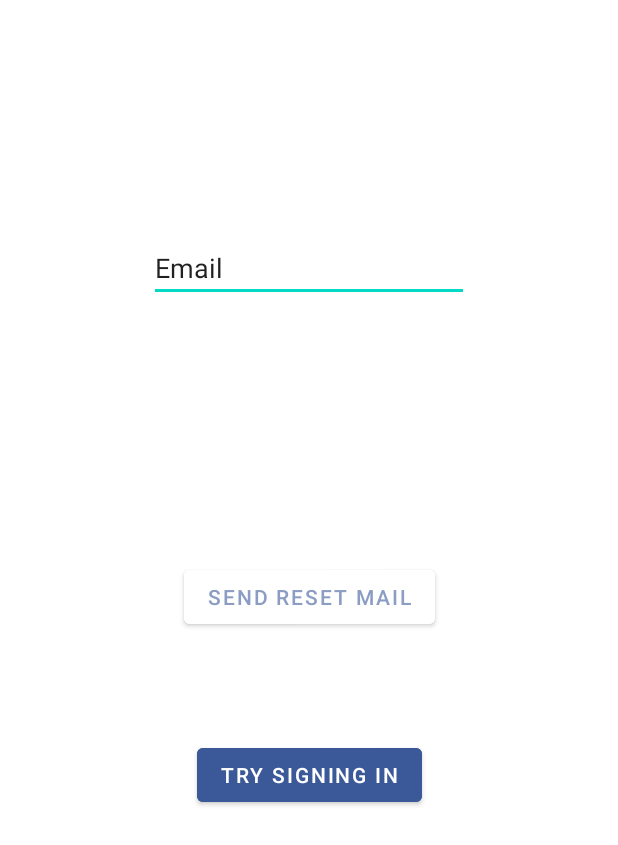
After one commit to adiupd123/FingerTrip, an Android app: the PasswordResetActivity screen opened directly, with no data from a screen before it, on a phone screen of 412 x 824 dp. The commit adds this screen. Shown: the top 845 px of the screen. Run offline under Robolectric (Android 15) with nearby library versions, the phone set to English and light mode, and no system bars; our stand-ins replace Firebase (no records; nobody signed in at launch, a user with empty details on screens opened directly).

Commit message:
Add Password Reset feature

```diff
--- a/app/src/main/AndroidManifest.xml
+++ b/app/src/main/AndroidManifest.xml
@@ -13,6 +13,9 @@
         android:supportsRtl="true"
         android:theme="@style/Theme.FingerTrip"
         tools:targetApi="31">
+        <activity
+            android:name=".PasswordResetActivity"
+            android:exported="false" />
         <activity
             android:name=".UserProfileActivity"
             android:exported="false" />
--- /dev/null
+++ b/app/src/main/java/com/adiupd123/fingertrip/PasswordResetActivity.java
@@ -0,0 +1,62 @@
+package com.adiupd123.fingertrip;
+
+import androidx.annotation.NonNull;
+import androidx.appcompat.app.AppCompatActivity;
+
+import android.content.Intent;
+import android.os.Bundle;
+import android.view.View;
+import android.widget.Button;
+import android.widget.EditText;
+import android.widget.Toast;
+
+import com.google.android.gms.tasks.OnCompleteListener;
+import com.google.android.gms.tasks.Task;
+import com.google.firebase.auth.FirebaseAuth;
+
+public class PasswordResetActivity extends AppCompatActivity implements View.OnClickListener {
+
+    private FirebaseAuth mAuth;
+
+    private EditText pwdResetEmailEditText;
+    private Button pwdResetButton, pwdResetSignInButton;
+
+    @Override
+    protected void onCreate(Bundle savedInstanceState) {
+        super.onCreate(savedInstanceState);
+        setContentView(R.layout.activity_password_reset);
+
+        mAuth = FirebaseAuth.getInstance();
+
+        pwdResetEmailEditText = findViewById(R.id.pwdResetEmail_editText);
+        pwdResetButton = findViewById(R.id.pwdReset_button);
+        pwdResetSignInButton = findViewById(R.id.pwdResetSignIn_button);
+
+        pwdResetButton.setOnClickListener(this);
+        pwdResetSignInButton.setOnClickListener(this);
+    }
+
+    @Override
+    public void onClick(View view) {
+        switch (view.getId()){
+            case R.id.pwdReset_button:
+                String email = pwdResetEmailEditText.getText().toString().trim();
+                mAuth.sendPasswordResetEmail(email)
+                        .addOnCompleteListener(new OnCompleteListener<Void>() {
+                            @Override
+                            public void onComplete(@NonNull Task<Void> task) {
+                                if(task.isSuccessful()){
+                                    Toast.makeText(PasswordResetActivity.this, "Password reset email has been sent.", Toast.LENGTH_SHORT).show();
+                                }
+                                else{
+                                    Toast.makeText(PasswordResetActivity.this, task.getException().getMessage(), Toast.LENGTH_SHORT).show();
+                                }
+                            }
+                        });
+                break;
+            case R.id.pwdResetSignIn_button:
+                startActivity(new Intent(PasswordResetActivity.this, MainActivity.class));
+                break;
+        }
+    }
+}
--- /dev/null
+++ b/app/src/main/res/layout/activity_password_reset.xml
@@ -0,0 +1,46 @@
+<?xml version="1.0" encoding="utf-8"?>
+<androidx.constraintlayout.widget.ConstraintLayout xmlns:android="http://schemas.android.com/apk/res/android"
+    xmlns:app="http://schemas.android.com/apk/res-auto"
+    xmlns:tools="http://schemas.android.com/tools"
+    android:layout_width="match_parent"
+    android:layout_height="match_parent"
+    tools:context=".PasswordResetActivity">
+
+    <EditText
+        android:id="@+id/pwdResetEmail_editText"
+        android:layout_width="wrap_content"
+        android:layout_height="wrap_content"
+        android:ems="10"
+        android:inputType="textEmailAddress"
+        android:text="Email"
+        app:layout_constraintVertical_bias="0.2"
+        app:layout_constraintBottom_toBottomOf="parent"
+        app:layout_constraintEnd_toEndOf="parent"
+        app:layout_constraintStart_toStartOf="parent"
+        app:layout_constraintTop_toTopOf="parent" />
+
+    <Button
+        android:id="@+id/pwdReset_button"
+        android:layout_width="wrap_content"
+        android:layout_height="wrap_content"
+        android:text="Send Reset Mail"
+        android:textColor="@color/lightBlue_FB"
+        android:backgroundTint="@color/white"
+        app:layout_constraintVertical_bias="0.3"
+        app:layout_constraintBottom_toBottomOf="parent"
+        app:layout_constraintEnd_toEndOf="parent"
+        app:layout_constraintStart_toStartOf="parent"
+        app:layout_constraintTop_toBottomOf="@+id/pwdResetEmail_editText" />
+
+    <Button
+        android:id="@+id/pwdResetSignIn_button"
+        android:layout_width="wrap_content"
+        android:layout_height="wrap_content"
+        android:text="TRY SIGNING IN"
+        android:backgroundTint="@color/blue_FB"
+        app:layout_constraintVertical_bias="0.2"
+        app:layout_constraintBottom_toBottomOf="parent"
+        app:layout_constraintEnd_toEndOf="parent"
+        app:layout_constraintStart_toStartOf="parent"
+        app:layout_constraintTop_toBottomOf="@+id/pwdReset_button" />
+</androidx.constraintlayout.widget.ConstraintLayout>
```
Also changed, not shown: app/src/main/java/com/adiupd123/fingertrip/MainActivity.java (+11 -1 lines).
